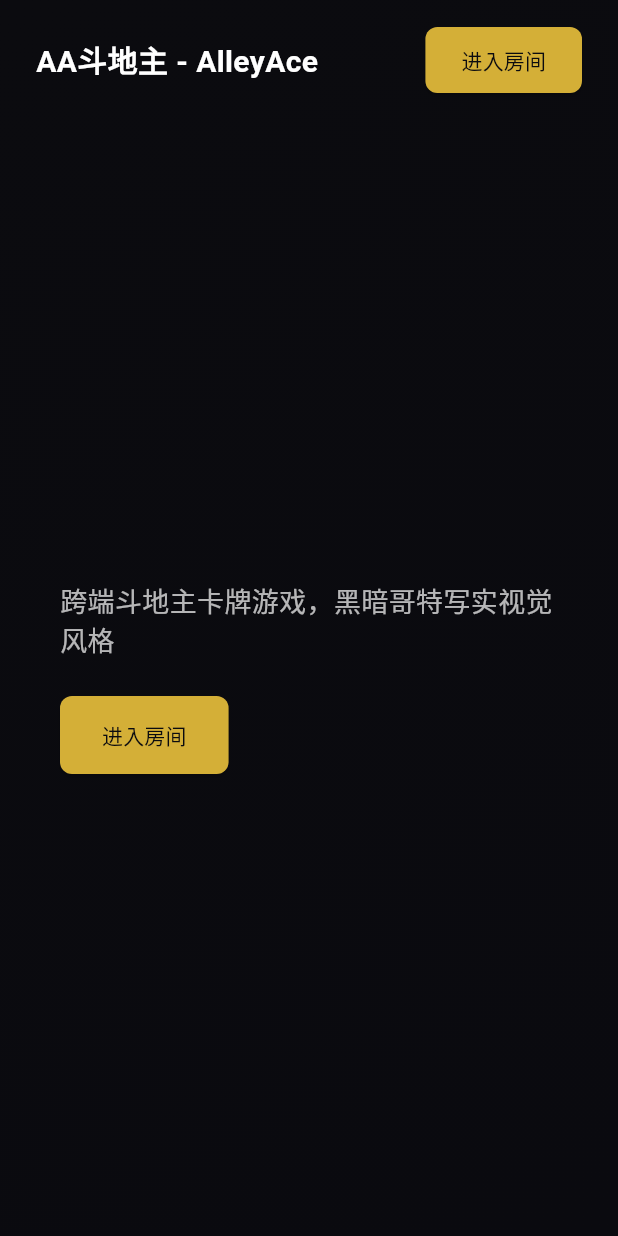
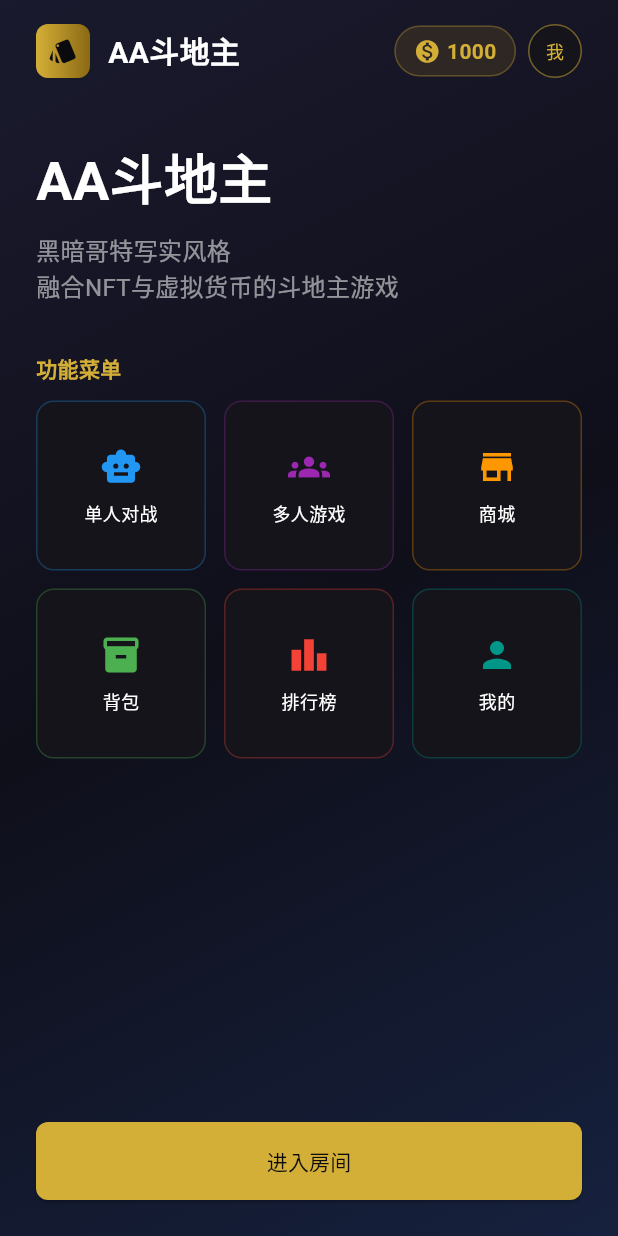
Before and after one commit to cloud-cottage/aa, a Flutter app: the screen it shows after launch, on a phone screen of 412 x 824 dp. Run offline on Flutter 3.47's test engine with Material 3 defaults, Android fonts, the phone set to English and light mode, and no system bars; our stand-ins replace flutter_riverpod.

Commit message:
feat: add placeholder screens for shop, inventory, leaderboard, profile

```diff
--- a/lib/presentation/screens/home_screen.dart
+++ b/lib/presentation/screens/home_screen.dart
@@ -11,7 +11,7 @@ class HomeScreen extends StatelessWidget {
       body: Container(
         decoration: const BoxDecoration(
           gradient: LinearGradient(
-            colors: [kBackground, Color(0xFF0A0A0F)],
+            colors: [Color(0xFF1A1A2E), Color(0xFF0F0F1A), Color(0xFF16213E)],
             begin: Alignment.topLeft,
             end: Alignment.bottomRight,
           ),
@@ -25,46 +25,92 @@ class HomeScreen extends StatelessWidget {
                 child: Row(
                   mainAxisAlignment: MainAxisAlignment.spaceBetween,
                   children: [
-                    const Text('AA斗地主 - AlleyAce', style: TextStyle(color: Colors.white, fontSize: 20, fontWeight: FontWeight.bold)),
-                    ElevatedButton(
-                      onPressed: () => Navigator.of(context).pushNamed('/lobby'),
-                      child: const Text('进入房间'),
+                    Row(
+                      children: [
+                        Container(
+                          padding: const EdgeInsets.all(8),
+                          decoration: BoxDecoration(
+                            gradient: const LinearGradient(colors: [kGold, kGoldDark]),
+                            borderRadius: BorderRadius.circular(8),
+                          ),
+                          child: const Icon(Icons.style, color: kBackground, size: 20),
+                        ),
+                        const SizedBox(width: 12),
+                        const Text('AA斗地主', style: TextStyle(color: Colors.white, fontSize: 20, fontWeight: FontWeight.bold)),
+                      ],
+                    ),
+                    Row(
+                      children: [
+                        Container(
+                          padding: const EdgeInsets.symmetric(horizontal: 12, vertical: 6),
+                          decoration: BoxDecoration(
+                            color: Colors.amber.withOpacity(0.1),
+                            borderRadius: BorderRadius.circular(20),
+                            border: Border.all(color: kGold.withOpacity(0.3)),
+                          ),
+                          child: const Row(
+                            children: [
+                              Icon(Icons.monetization_on, color: kGold, size: 18),
+                              SizedBox(width: 4),
+                              Text('1000', style: TextStyle(color: kGold, fontWeight: FontWeight.bold)),
+                            ],
+                          ),
+                        ),
+                        const SizedBox(width: 8),
+                        Container(
+                          width: 36,
+                          height: 36,
+                          decoration: BoxDecoration(
+                            shape: BoxShape.circle,
+                            color: kSurface,
+                            border: Border.all(color: kGold.withOpacity(0.5)),
+                          ),
+                          child: const Center(child: Text('我', style: TextStyle(color: kGold, fontSize: 12))),
+                        ),
+                      ],
                     ),
                   ],
                 ),
               ),
             ),
             Expanded(
-              child: LayoutBuilder(
-                builder: (context, constraints) {
-                  final width = constraints.maxWidth;
-                  return Row(
-                    children: [
-                      Expanded(
-                        flex: 1,
               child: Padding(
-                          padding: const EdgeInsets.all(40.0),
+                padding: const EdgeInsets.all(24),
                 child: Column(
                   crossAxisAlignment: CrossAxisAlignment.start,
-                            mainAxisAlignment: MainAxisAlignment.center,
                   children: [
-                              Text(
-                                '跨端斗地主卡牌游戏，黑暗哥特写实视觉风格',
-                                style: TextStyle(fontSize: width > 1000 ? 28 : 18, color: Colors.white70),
+                    const Text('AA斗地主', style: TextStyle(fontSize: 36, fontWeight: FontWeight.bold, color: Colors.white)),
+                    const SizedBox(height: 8),
+                    const Text('黑暗哥特写实风格\n融合NFT与虚拟货币的斗地主游戏', style: TextStyle(color: Colors.white54, fontSize: 16, height: 1.5)),
+                    const SizedBox(height: 32),
+                    const Text('功能菜单', style: TextStyle(color: kGold, fontSize: 14, fontWeight: FontWeight.bold)),
+                    const SizedBox(height: 12),
+                    Expanded(
+                      child: GridView.count(
+                        crossAxisCount: 3,
+                        mainAxisSpacing: 12,
+                        crossAxisSpacing: 12,
+                        childAspectRatio: 1,
+                        children: [
+                          _buildMenuItem(Icons.smart_toy, '单人对战', Colors.blue),
+                          _buildMenuItem(Icons.groups, '多人游戏', Colors.purple),
+                          _buildMenuItem(Icons.store, '商城', Colors.orange),
+                          _buildMenuItem(Icons.inventory_2, '背包', Colors.green),
+                          _buildMenuItem(Icons.leaderboard, '排行榜', Colors.red),
+                          _buildMenuItem(Icons.person, '我的', Colors.teal),
+                        ],
                       ),
-                              const SizedBox(height: 24),
-                              ElevatedButton(
+                    ),
+                    SizedBox(
+                      width: double.infinity,
+                      child: ElevatedButton(
                         onPressed: () => Navigator.of(context).pushNamed('/lobby'),
                         child: const Text('进入房间'),
-                                style: ElevatedButton.styleFrom(padding: const EdgeInsets.symmetric(horizontal: 28, vertical: 16)),
+                        style: ElevatedButton.styleFrom(padding: const EdgeInsets.symmetric(vertical: 16)),
+                      ),
                     ),
                   ],
                 ),
-                        ),
-                      ),
-                    ],
-                  );
-                },
               ),
             ),
           ],
@@ -72,4 +118,29 @@ class HomeScreen extends StatelessWidget {
       ),
     );
   }
+
+  Widget _buildMenuItem(IconData icon, String label, Color color) {
+    return Material(
+      color: Colors.transparent,
+      child: InkWell(
+        onTap: () {},
+        borderRadius: BorderRadius.circular(12),
+        child: Container(
+          decoration: BoxDecoration(
+            color: kSurface,
+            borderRadius: BorderRadius.circular(12),
+            border: Border.all(color: color.withOpacity(0.3)),
+          ),
+          child: Column(
+            mainAxisAlignment: MainAxisAlignment.center,
+            children: [
+              Icon(icon, color: color, size: 28),
+              const SizedBox(height: 8),
+              Text(label, style: const TextStyle(color: Colors.white, fontSize: 12)),
+            ],
+          ),
+        ),
+      ),
+    );
   }
+}
--- /dev/null
+++ b/lib/presentation/screens/inventory_screen.dart
@@ -0,0 +1,17 @@
+import 'package:flutter/material.dart';
+import 'package:aa_doudizhu/core/theme.dart';
+
+class InventoryScreen extends StatelessWidget {
+  const InventoryScreen({Key? key}) : super(key: key);
+
+  @override
+  Widget build(BuildContext context) {
+    return Scaffold(
+      appBar: AppBar(title: const Text('背包')),
+      body: Container(
+        color: kBackground,
+        child: const Center(child: Text('背包', style: TextStyle(color: Colors.white54))),
+      ),
+    );
+  }
+}
--- /dev/null
+++ b/lib/presentation/screens/leaderboard_screen.dart
@@ -0,0 +1,17 @@
+import 'package:flutter/material.dart';
+import 'package:aa_doudizhu/core/theme.dart';
+
+class LeaderboardScreen extends StatelessWidget {
+  const LeaderboardScreen({Key? key}) : super(key: key);
+
+  @override
+  Widget build(BuildContext context) {
+    return Scaffold(
+      appBar: AppBar(title: const Text('排行榜')),
+      body: Container(
+        color: kBackground,
+        child: const Center(child: Text('排行榜', style: TextStyle(color: Colors.white54))),
+      ),
+    );
+  }
+}
--- /dev/null
+++ b/lib/presentation/screens/profile_screen.dart
@@ -0,0 +1,17 @@
+import 'package:flutter/material.dart';
+import 'package:aa_doudizhu/core/theme.dart';
+
+class ProfileScreen extends StatelessWidget {
+  const ProfileScreen({Key? key}) : super(key: key);
+
+  @override
+  Widget build(BuildContext context) {
+    return Scaffold(
+      appBar: AppBar(title: const Text('个人资料')),
+      body: Container(
+        color: kBackground,
+        child: const Center(child: Text('个人资料', style: TextStyle(color: Colors.white54))),
+      ),
+    );
+  }
+}
--- /dev/null
+++ b/lib/presentation/screens/shop_screen.dart
@@ -0,0 +1,16 @@
+import 'package:flutter/material.dart';
+import 'package:aa_doudizhu/core/theme.dart';
+
+class ShopScreen extends StatelessWidget {
+  const ShopScreen({Key? key}) : super(key: key);
+
+  @override
+  Widget build(BuildContext context) {
+    return Scaffold(
+      appBar: AppBar(title: const Text('商城')),
+      body: Container(
+        color: kBackground,
+        child: const Center(child: Text('商城', style: TextStyle(color: Colors.white54))),
+    );
+  }
+}
--- a/lib/router/app_router.dart
+++ b/lib/router/app_router.dart
@@ -2,6 +2,10 @@ import 'package:flutter/material.dart';
 import 'package:aa_doudizhu/presentation/screens/home_screen.dart';
 import 'package:aa_doudizhu/presentation/screens/room_screen.dart';
 import 'package:aa_doudizhu/presentation/screens/lobby_screen.dart';
+import 'package:aa_doudizhu/presentation/screens/shop_screen.dart';
+import 'package:aa_doudizhu/presentation/screens/inventory_screen.dart';
+import 'package:aa_doudizhu/presentation/screens/leaderboard_screen.dart';
+import 'package:aa_doudizhu/presentation/screens/profile_screen.dart';
 
 class AppRouter {
   static Route<dynamic>? generateRoute(RouteSettings settings) {
@@ -12,6 +16,14 @@ class AppRouter {
         return MaterialPageRoute(builder: (_) => const RoomScreen());
       case '/lobby':
         return MaterialPageRoute(builder: (_) => const LobbyScreen());
+      case '/shop':
+        return MaterialPageRoute(builder: (_) => const ShopScreen());
+      case '/inventory':
+        return MaterialPageRoute(builder: (_) => const InventoryScreen());
+      case '/leaderboard':
+        return MaterialPageRoute(builder: (_) => const LeaderboardScreen());
+      case '/profile':
+        return MaterialPageRoute(builder: (_) => const ProfileScreen());
       default:
         return MaterialPageRoute(builder: (_) => const HomeScreen());
     }
```
Lines whose indentation alone changed are shown as unchanged.
